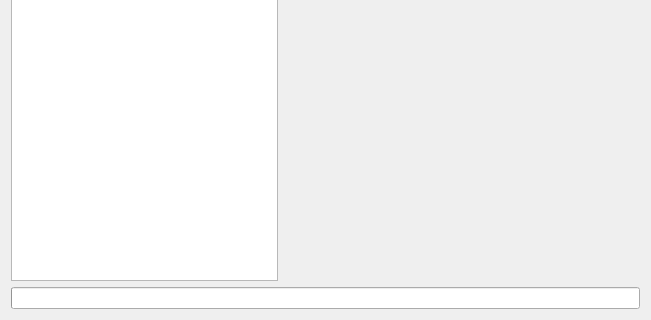
This is dialogy/multivideolicovani.ui in RaphCucul/Image-registration-GUI as Qt 5 draws it before an edit; both pictures show x 0 to 651 and y 186 to 506 of the 651 by 506 pixel window. The edited form follows.
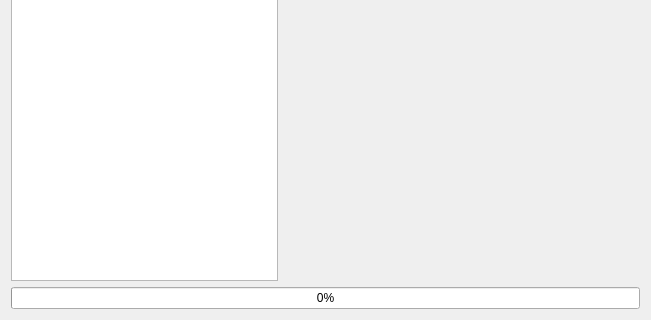
This is the edited form.

The edit to the form file:
```diff
--- a/dialogy/multivideolicovani.ui
+++ b/dialogy/multivideolicovani.ui
@@ -135,7 +135,7 @@
         <number>0</number>
        </property>
        <property name="textVisible">
-        <bool>false</bool>
+        <bool>true</bool>
        </property>
       </widget>
      </item>
```
